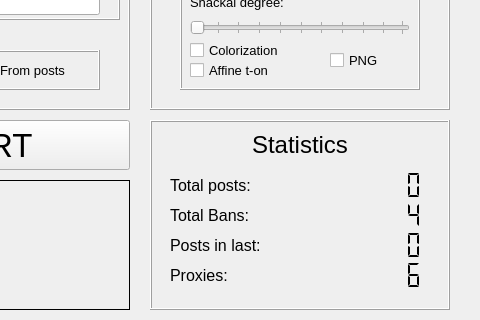
The window that gui.ui (arebaka/2ch-wiper) describes before a commit, drawn with Qt 5; both pictures show x 820 to 1300 and y 380 to 700 of the 1300 by 700 pixel window.
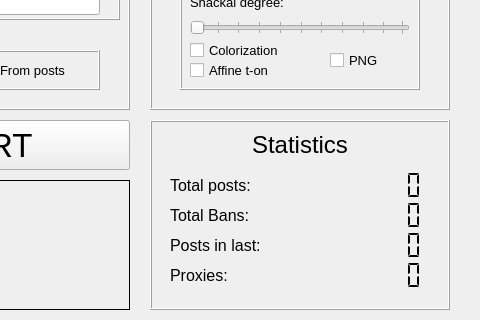
The same window after the commit. Icons and pictures are not drawn. Custom widgets are drawn as their Qt base class.

Patch:
```diff
--- a/gui.ui
+++ b/gui.ui
@@ -3549,7 +3549,7 @@
       <enum>QLCDNumber::Flat</enum>
      </property>
      <property name="intValue" stdset="0">
-      <number>4</number>
+      <number>0</number>
      </property>
      <property name="class" stdset="0">
       <string>stats-LCD</string>
@@ -3636,7 +3636,7 @@
       <enum>QLCDNumber::Flat</enum>
      </property>
      <property name="intValue" stdset="0">
-      <number>6</number>
+      <number>0</number>
      </property>
      <property name="class" stdset="0">
       <string>stats-LCD</string>
```
Left out of the diff: 6 changed lines with no effect on the pictures.
